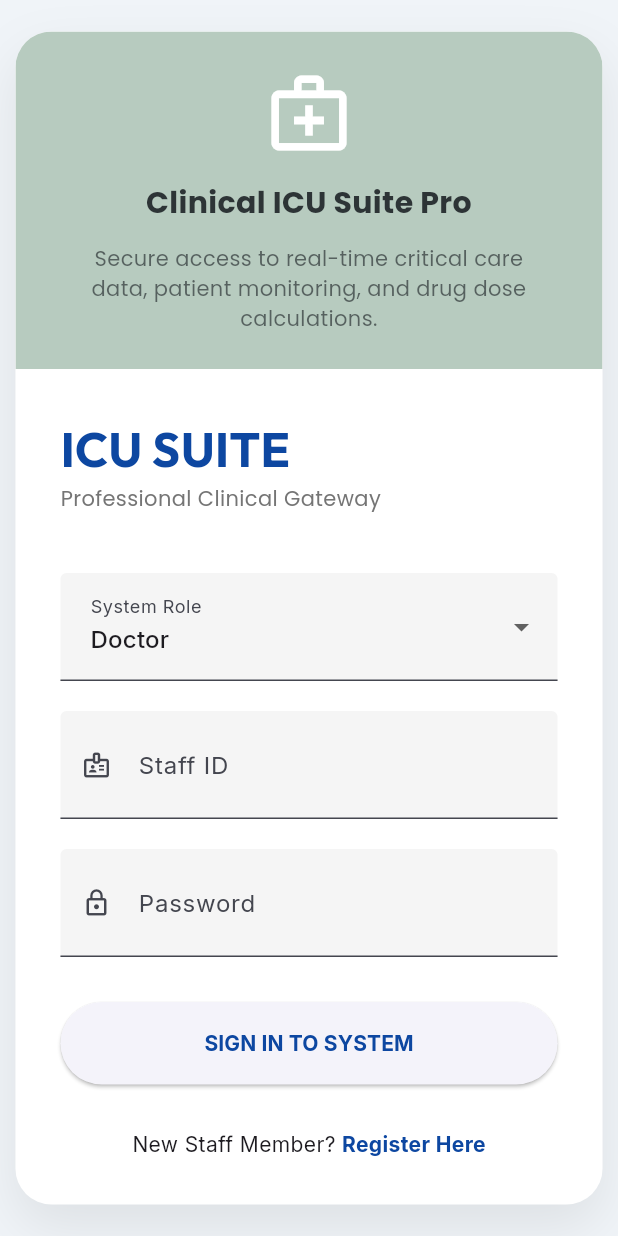
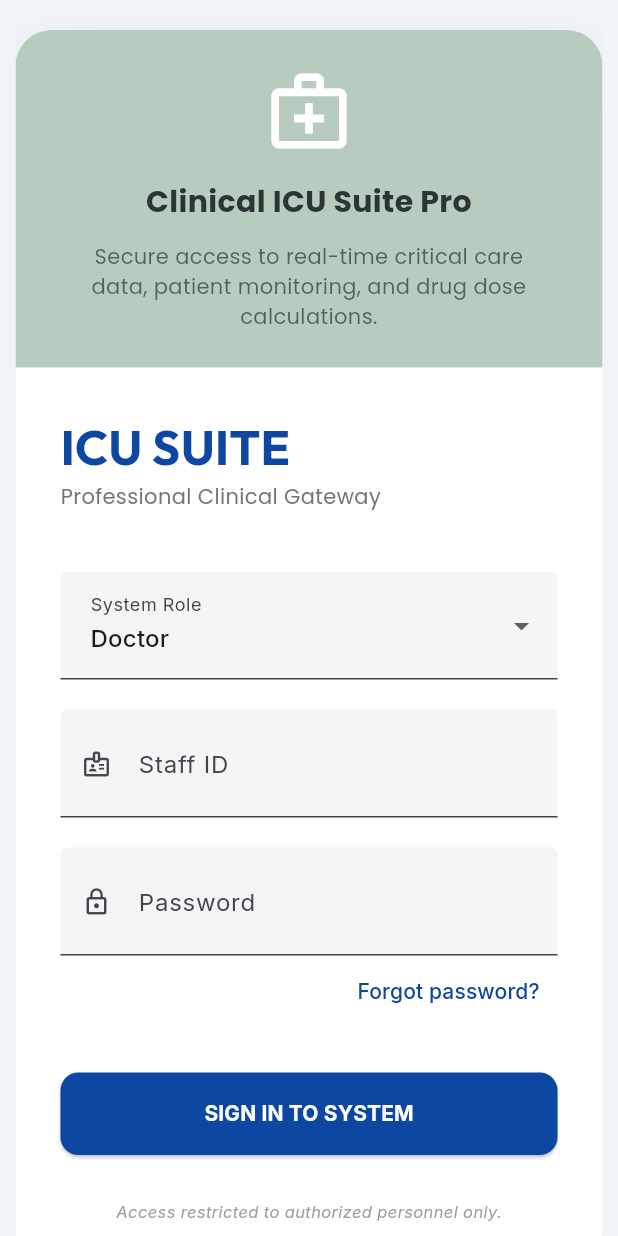
Before and after one commit to Aravindsrikanth/PDD, a Flutter app: the screen it shows after launch, on a phone screen of 412 x 824 dp. Run offline on Flutter 3.47's test engine with Material 3 defaults, Android fonts, the phone set to English and light mode, and no system bars; our stand-ins replace google_fonts, shared_preferences; missing offline and left inert: mailer, twilio_flutter.

Commit message:
🚀 MASTER SECURITY UPGRADE: Removed public registration. New accounts can now ONLY be created by the Admin from the Staff Control panel.

```diff
--- a/lib/frontend/screens/login_screen.dart
+++ b/lib/frontend/screens/login_screen.dart
@@ -72,35 +72,79 @@ class _MedicalLoginScreenState extends State<MedicalLoginScreen> {
           Text("ICU SUITE", style: GoogleFonts.outfit(fontSize: 32, fontWeight: FontWeight.bold, color: const Color(0xFF0D47A1))),
           Text("Professional Clinical Gateway", style: GoogleFonts.poppins(fontSize: 14, color: Colors.grey[600])),
           const SizedBox(height: 40),
+
           DropdownButtonFormField<String>(
             initialValue: _selectedRole,
-            decoration: const InputDecoration(labelText: 'System Role', border: UnderlineInputBorder()),
-            items: ['Doctor', 'Nurse', 'Admin'].map((role) => DropdownMenuItem(value: role, child: Text(role))).toList(),
+            decoration: const InputDecoration(
+              labelText: 'System Role',
+              border: UnderlineInputBorder(),
+            ),
+            items: ['Doctor', 'Nurse', 'Admin'].map((role) {
+              return DropdownMenuItem(value: role, child: Text(role));
+            }).toList(),
             onChanged: (val) => setState(() => _selectedRole = val!),
           ),
           const SizedBox(height: 20),
-          TextField(controller: _idController, decoration: const InputDecoration(labelText: 'Staff ID', prefixIcon: Icon(Icons.badge_outlined, size: 20), border: UnderlineInputBorder())),
+          TextField(
+            controller: _idController,
+            decoration: const InputDecoration(
+              labelText: 'Staff ID',
+              prefixIcon: Icon(Icons.badge_outlined, size: 20),
+              border: UnderlineInputBorder(),
+            ),
+          ),
           const SizedBox(height: 20),
-          TextField(controller: _passwordController, obscureText: true, decoration: const InputDecoration(labelText: 'Password', prefixIcon: Icon(Icons.lock_outline, size: 20), border: UnderlineInputBorder())),
+          TextField(
+            controller: _passwordController,
+            obscureText: true,
+            decoration: const InputDecoration(
+              labelText: 'Password',
+              prefixIcon: Icon(Icons.lock_outline, size: 20),
+              border: UnderlineInputBorder(),
+            ),
+          ),
+          Align(
+            alignment: Alignment.centerRight,
+            child: TextButton(
+              onPressed: () => Navigator.pushNamed(context, '/forgot-password'),
+              child: const Text("Forgot password?"),
+            ),
+          ),
           const SizedBox(height: 30),
           SizedBox(
-            width: double.infinity, height: 55,
+            width: double.infinity,
+            height: 55,
             child: ElevatedButton(
+              style: ElevatedButton.styleFrom(
+                backgroundColor: const Color(0xFF0D47A1),
+                foregroundColor: Colors.white,
+                shape: RoundedRectangleBorder(borderRadius: BorderRadius.circular(12)),
+              ),
               onPressed: appState.isLoading ? null : () async {
                 final result = await appState.login(_selectedRole, _idController.text, _passwordController.text);
                 if (mounted) {
                   if (result['success'] == true) {
                     Navigator.pushReplacementNamed(context, '/dashboard');
                   } else {
-                    ScaffoldMessenger.of(context).showSnackBar(SnackBar(content: Text(result['error'] ?? 'Invalid Credentials'), backgroundColor: Colors.red));
+                    ScaffoldMessenger.of(context).showSnackBar(
+                      SnackBar(content: Text(result['error'] ?? 'Invalid credentials'), backgroundColor: Colors.red),
+                    );
                   }
                 }
               },
-              child: appState.isLoading ? const CircularProgressIndicator(color: Colors.white) : const Text("SIGN IN TO SYSTEM", style: TextStyle(fontWeight: FontWeight.bold)),
+              child: appState.isLoading
+                ? const CircularProgressIndicator(color: Colors.white)
+                : const Text("SIGN IN TO SYSTEM", style: TextStyle(fontWeight: FontWeight.bold)),
             ),
           ),
           const SizedBox(height: 30),
-          Center(child: Row(mainAxisAlignment: MainAxisAlignment.center, children: [const Text("New Staff Member? "), GestureDetector(onTap: () => Navigator.pushNamed(context, '/register'), child: const Text("Register Here", style: TextStyle(color: Color(0xFF0D47A1), fontWeight: FontWeight.bold)))]))
+          // --- REGISTRATION LINK REMOVED FROM HERE AS PER ADMIN-ONLY REQUEST ---
+          Center(
+            child: Text(
+              "Access restricted to authorized personnel only.",
+              style: TextStyle(color: Colors.grey[500], fontSize: 11, fontStyle: FontStyle.italic),
+            ),
+          ),
         ],
       ),
     );
```
Also changed, not shown: lib/frontend/screens/user_management.dart (+58 -2 lines).
